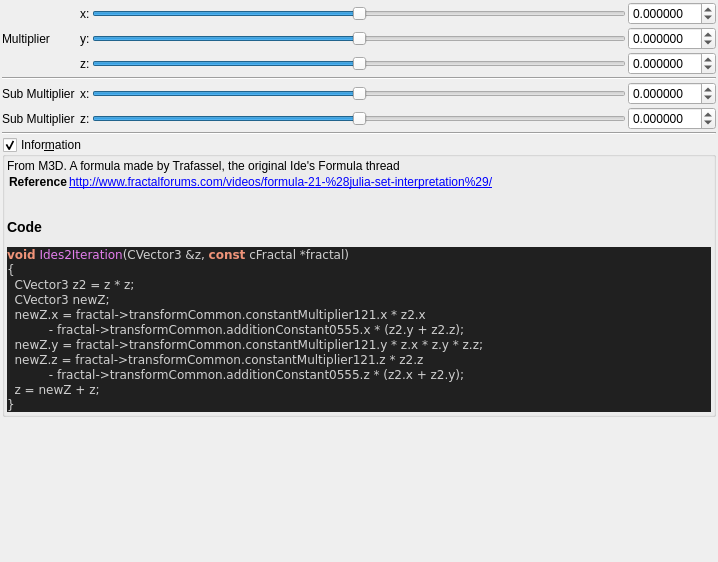
The window that mandelbulber2/qt_data/fractal_ides2.ui (buddhi1980/mandelbulber2) describes before a commit, drawn with Qt 5.
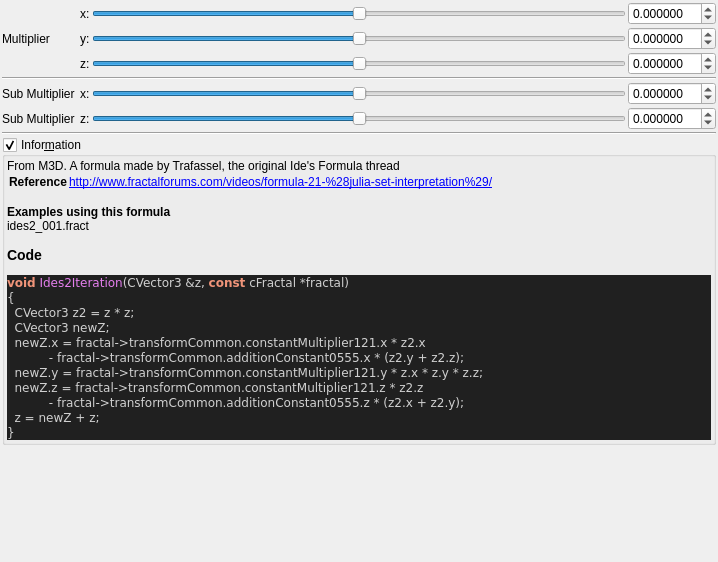
The same window after the commit. Custom widgets are drawn as their Qt base class.

Commit message:
ui information - added example occurrences
now every formula, which is used in an example file, will display a list
of the example files in the information box. A maximum of 5 occurences is
displayed.
The script also outputs, which formulas do not yet have any example
files.

What changed in the file:
```diff
--- a/mandelbulber2/qt_data/fractal_ides2.ui
+++ b/mandelbulber2/qt_data/fractal_ides2.ui
@@ -396,7 +396,7 @@
 &lt;tr&gt;&lt;th&gt;Reference&lt;/th&gt;&lt;td&gt;&lt;a href=&quot;http://www.fractalforums.com/videos/formula-21-%28julia-set-interpretation%29/&quot;&gt;http://www.fractalforums.com/videos/formula-21-%28julia-set-interpretation%29/&lt;br&gt;
 &lt;/td&gt;&lt;/tr&gt;
 &lt;/table&gt;
-&lt;h3&gt;Code&lt;/h3&gt;
+&lt;b&gt;Examples using this formula&lt;/b&gt;&lt;br&gt;ides2_001.fract&lt;h3&gt;Code&lt;/h3&gt;
 &lt;body style=&quot;background-color:#202020&quot;&gt;
 &lt;pre style=&quot;color:#d0d0d0; background-color:#202020;  font-family:'Courier New',monospace;&quot;&gt;&lt;span style=&quot;color:#f09479; font-weight:bold&quot;&gt;void&lt;/span&gt; &lt;span style=&quot;color:#e47eed&quot;&gt;Ides2Iteration&lt;/span&gt;&lt;span style=&quot;color:#d0d0d0&quot;&gt;(&lt;/span&gt;CVector3 &lt;span style=&quot;color:#d0d0d0&quot;&gt;&amp;amp;&lt;/span&gt;z&lt;span style=&quot;color:#d0d0d0&quot;&gt;,&lt;/span&gt; &lt;span style=&quot;color:#f09479; font-weight:bold&quot;&gt;const&lt;/span&gt; cFractal &lt;span style=&quot;color:#d0d0d0&quot;&gt;*&lt;/span&gt;fractal&lt;span style=&quot;color:#d0d0d0&quot;&gt;)&lt;/span&gt;
 &lt;span style=&quot;color:#d0d0d0&quot;&gt;{&lt;/span&gt;
```
The commit also changes 59 other files.
